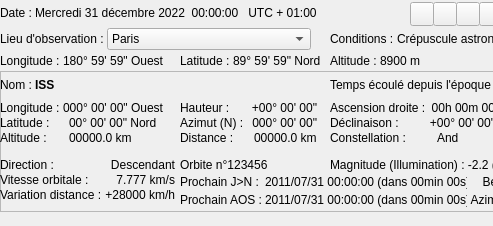
This is src/interface/onglets/general/general.ui in mconsidine/previsat_archive as Qt 5 draws it before an edit; both pictures show x 0 to 493 and y 0 to 226 of the 792 by 226 pixel window. The edited form follows.
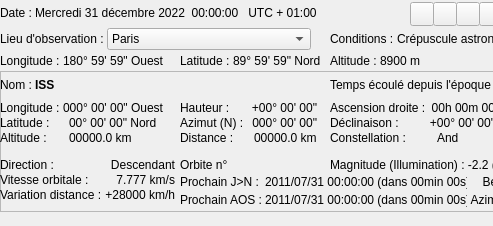
This is the edited form. The open tabs and pages were chosen to show the change. Icons and pictures are not drawn.

```diff
--- a/src/interface/onglets/general/general.ui
+++ b/src/interface/onglets/general/general.ui
@@ -2167,7 +2167,7 @@
           </size>
          </property>
          <property name="text">
-          <string>Orbite n°123456</string>
+          <string>Orbite n°</string>
          </property>
         </widget>
        </item>
```
Left out of the diff: 45 changed lines with no effect on the pictures.
